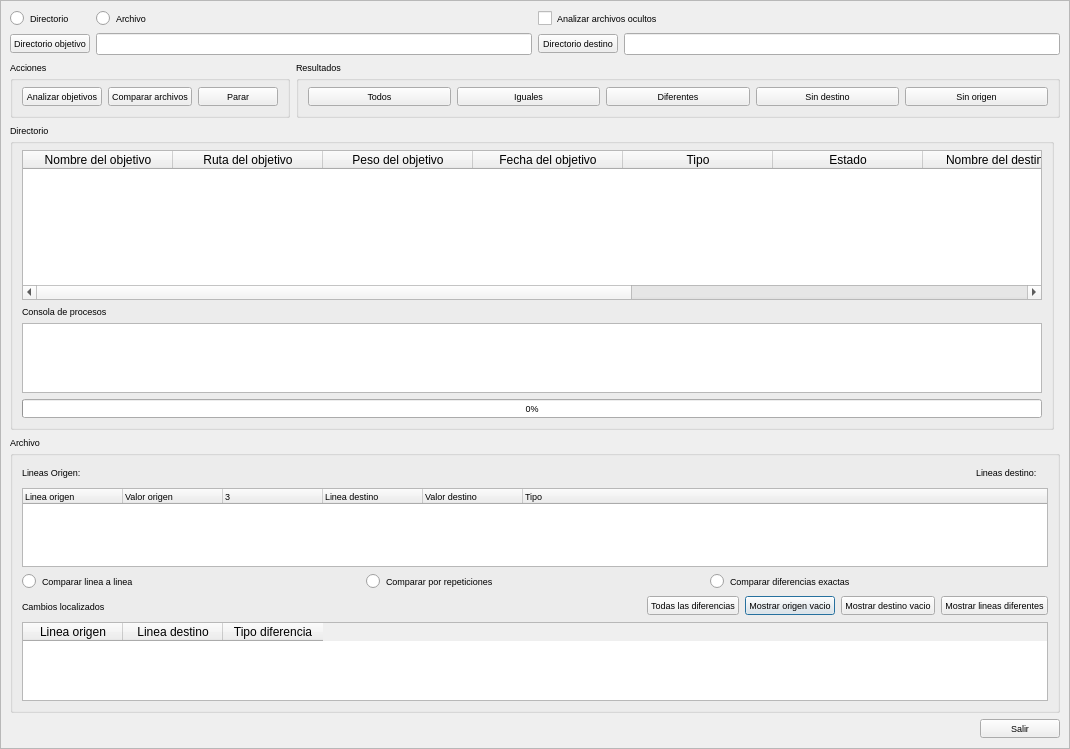
Before: the Qt Designer form comparador.ui in kapyderi/recoverdrake-v3, drawn with Qt 5.
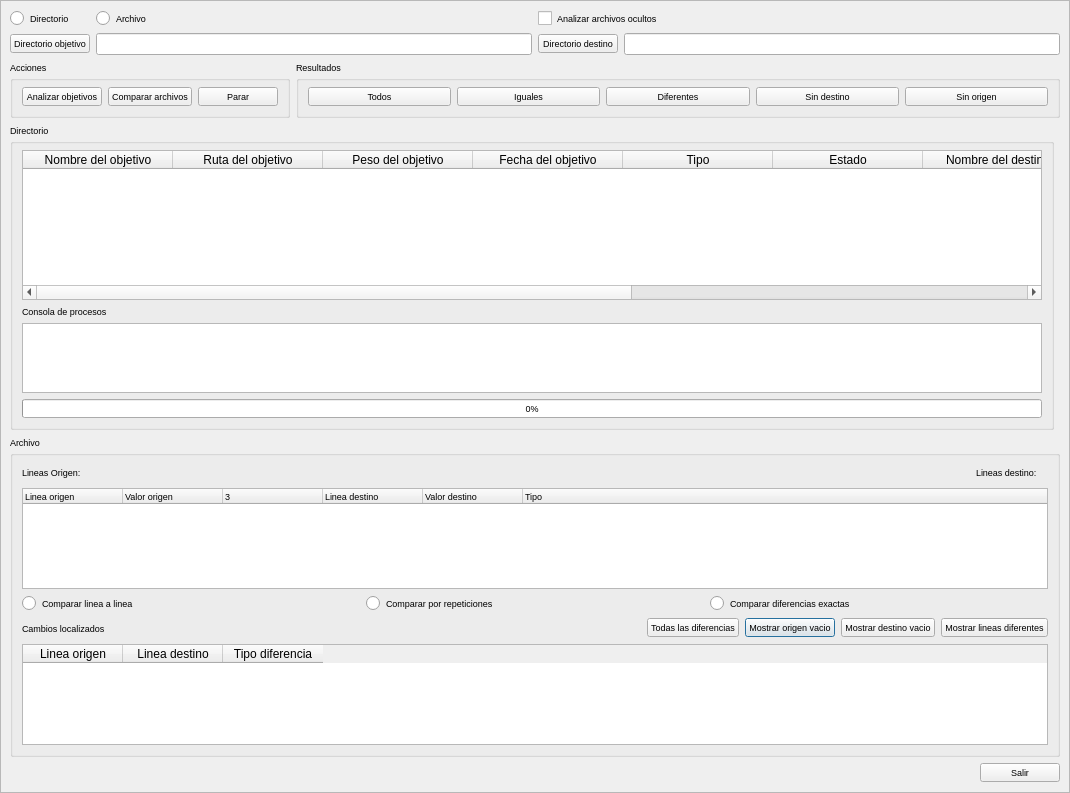
After: the same form once the commit is applied. Icons and pictures are not drawn.

What changed in the file:
```diff
--- a/comparador.ui
+++ b/comparador.ui
@@ -7,7 +7,7 @@
     <x>0</x>
     <y>0</y>
     <width>1070</width>
-    <height>749</height>
+    <height>793</height>
    </rect>
   </property>
   <property name="font">
@@ -51,8 +51,8 @@
        <rect>
         <x>0</x>
         <y>0</y>
-        <width>1049</width>
-        <height>851</height>
+        <width>1054</width>
+        <height>793</height>
        </rect>
       </property>
       <layout class="QGridLayout" name="gridLayout_9">
```
